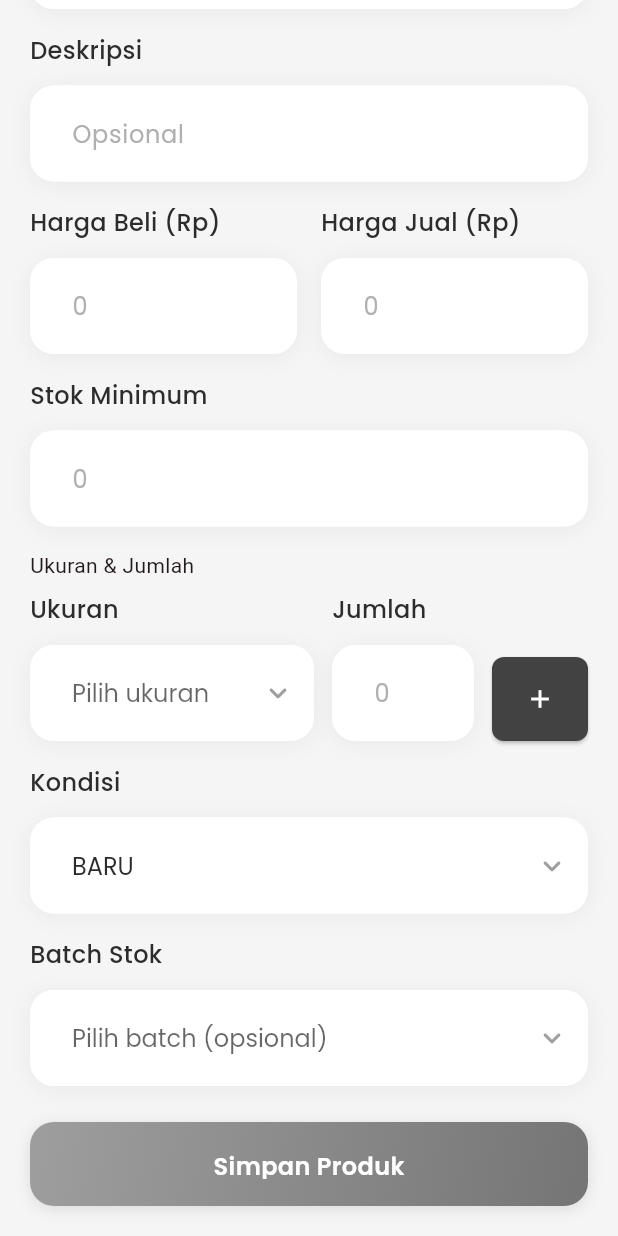
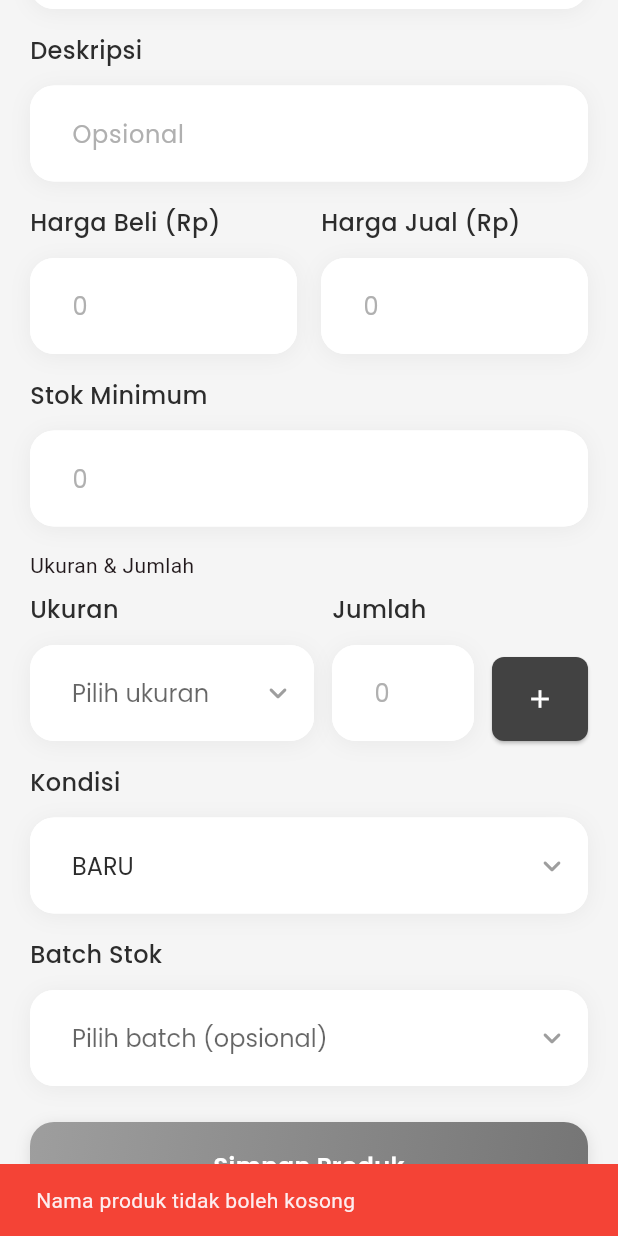
Before and after one commit to SulTenZ/APL-Smartstock-Mobile, a Flutter app: the CreateProductView screen opened by its route, scrolled down 807 dp, after a tap on "Simpan Produk", on a phone screen of 412 x 824 dp. Run offline on Flutter 3.47's test engine with Material 3 defaults, Android fonts, the phone set to English and light mode, and no system bars; our stand-ins replace confetti, flutter_animate, flutter_dotenv, google_fonts, image_picker, shared_preferences; missing offline and left inert: month_year_picker, onesignal_flutter; accounts and stored records are empty; network calls fail.

Commit message:
fix: create product & transaction submission

```diff
--- a/lib/features/stock/product/create_product/create_product_controller.dart
+++ b/lib/features/stock/product/create_product/create_product_controller.dart
@@ -171,38 +171,55 @@ class CreateProductController extends ChangeNotifier {
   }
 
   Future<bool> createProduct() async {
+    // --- PRINT DEBUG UNTUK MELIHAT DATA YANG AKAN DIKIRIM ---
+    print("🔍 [Controller] Memulai Validasi Lokal...");
+    print("📝 Nama: $nama");
+    print("📝 Harga Beli: $hargaBeli");
+    print("📝 Harga Jual: $hargaJual");
+    print("📝 Kategori ID: $categoryId");
+    print("📝 Brand ID: $brandId");
+    print("📝 Tipe Produk ID: $productTypeId");
+    print("📝 Jumlah Sizes: ${sizes.length}");
+
     if (nama.isEmpty) {
       errorMessage = 'Nama produk tidak boleh kosong';
+      print("❌ Validasi Gagal: $errorMessage");
       notifyListeners();
       return false;
     }
     if (hargaBeli <= 0) {
       errorMessage = 'Harga beli harus lebih dari 0';
+      print("❌ Validasi Gagal: $errorMessage");
       notifyListeners();
       return false;
     }
     if (hargaJual <= 0) {
       errorMessage = 'Harga jual harus lebih dari 0';
+      print("❌ Validasi Gagal: $errorMessage");
       notifyListeners();
       return false;
     }
     if (categoryId == null) {
       errorMessage = 'Kategori harus dipilih';
+      print("❌ Validasi Gagal: $errorMessage");
       notifyListeners();
       return false;
     }
     if (brandId == null) {
       errorMessage = 'Brand harus dipilih';
+      print("❌ Validasi Gagal: $errorMessage");
       notifyListeners();
       return false;
     }
     if (productTypeId == null) {
       errorMessage = 'Tipe produk harus dipilih';
+      print("❌ Validasi Gagal: $errorMessage");
       notifyListeners();
       return false;
     }
     if (sizes.isEmpty) {
       errorMessage = 'Tambahkan minimal satu ukuran dengan stok';
+      print("❌ Validasi Gagal: $errorMessage");
       notifyListeners();
       return false;
     }
@@ -210,6 +227,8 @@ class CreateProductController extends ChangeNotifier {
     try {
       formSubmitting = true;
       notifyListeners();
+
+      print("⏳ [Controller] Memanggil Service createProduct...");
 
       await _productService.createProduct(
         nama: nama,
@@ -226,12 +245,16 @@ class CreateProductController extends ChangeNotifier {
         sizes: sizes,
       );
 
+      print("✅ [Controller] Berhasil membuat produk!");
       formSubmitting = false;
       notifyListeners();
       return true;
     } catch (e) {
       formSubmitting = false;
       errorMessage = e.toString();
+
+      print("❌ [Controller] Exception Tertangkap: $e");
+
       notifyListeners();
       return false;
     }
--- a/lib/features/stock/product/create_product/create_product_view.dart
+++ b/lib/features/stock/product/create_product/create_product_view.dart
@@ -1,4 +1,3 @@
-// lib/features/stock/product/create_product/create_product_view.dart
 import 'dart:io';
 import 'package:flutter/material.dart';
 import 'package:flutter/services.dart';
@@ -333,6 +332,9 @@ class _CreateProductViewState extends State<CreateProductView> {
                         text: controller.formSubmitting ? 'Menyimpan...' : 'Simpan Produk',
                         isDisabled: controller.formSubmitting,
                         onPressed: () async {
+                          // Unfocus keyboard agar tap pertama langsung terbaca sebagai aksi
+                          FocusScope.of(context).unfocus();
+
                           if (_formKey.currentState!.validate()) {
                             controller.nama = _namaController.text.trim();
                             controller.deskripsi = _deskripsiController.text.trim();
@@ -341,7 +343,20 @@ class _CreateProductViewState extends State<CreateProductView> {
                             controller.minStock = int.tryParse(_minStockController.text) ?? 0;
 
                             final success = await controller.createProduct();
-                            if (success) Navigator.pop(context, true);
+
+                            if (success) {
+                              if (context.mounted) Navigator.pop(context, true);
+                            } else {
+                              // Tampilkan pesan error jika validasi controller gagal
+                              if (context.mounted && controller.errorMessage != null) {
+                                ScaffoldMessenger.of(context).showSnackBar(
+                                  SnackBar(
+                                    content: Text(controller.errorMessage!),
+                                    backgroundColor: Colors.red,
+                                  ),
+                                );
+                              }
+                            }
                           }
                         },
                       ),
```
Also changed, not shown: lib/data/services/product_service.dart (+21 -2 lines), lib/data/services/transaction_service.dart (+8 -0 lines), lib/features/graph/graph_controller.dart (+15 -8 lines), lib/features/graph/graph_view.dart (+44 -6 lines), lib/features/transaction/transaction_submission/transaction_submission_view.dart (+5 -10 lines).
